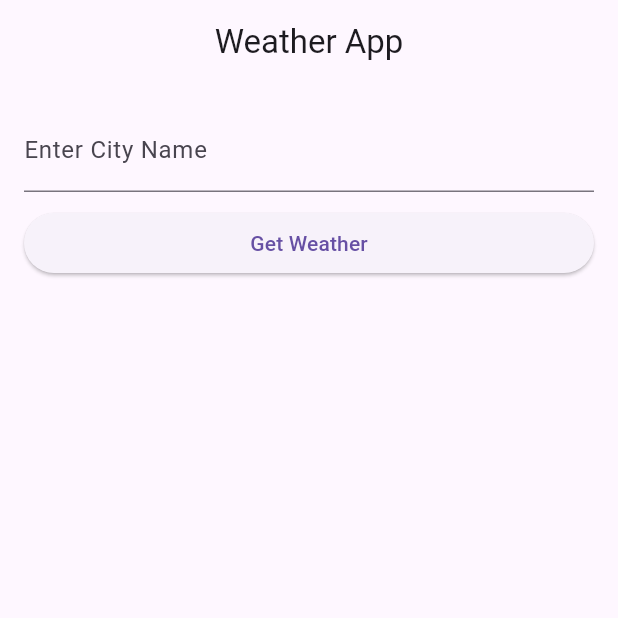
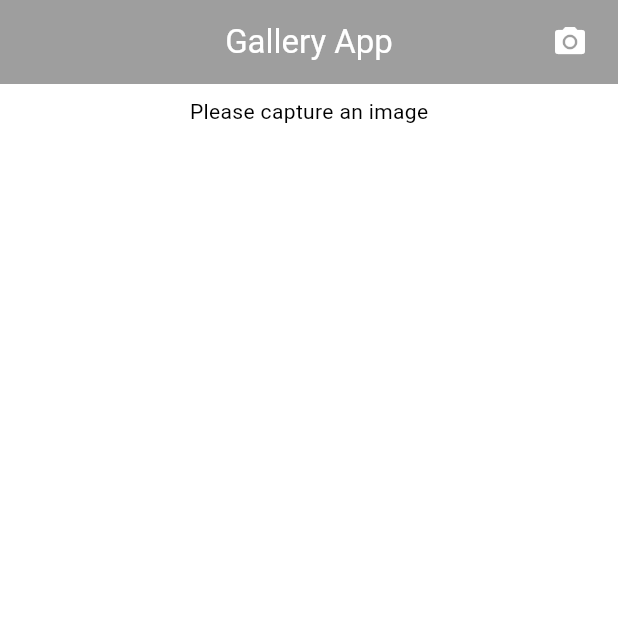
Before and after one commit to SreehariRajeevFSS/juniorstasks, a Flutter app: the screen it shows after launch, on a phone screen of 412 x 824 dp, the top half of it. Run offline on Flutter 3.47's test engine with Material 2 defaults, Android fonts, the phone set to English and light mode, and no system bars; our stand-ins replace firebase_core, get, image_picker, shared_preferences; accounts and stored records are empty.

Commit message:
task4 completed

```diff
--- a/lib/Weather/Weather_controller.dart
+++ /dev/null
@@ -1,39 +0,0 @@
-
-
-import 'package:flutter/material.dart';
-import 'package:get/get.dart';
-import 'package:dio/dio.dart';
-import 'dart:developer';
-
-class WeatherController extends GetxController {
-  RxBool isLoading = false.obs;
-  RxMap weatherData = {}.obs;
-
-  Future<void> fetchWeatherByCityName(String cityName,BuildContext context) async {
-    weatherData.clear();
-    isLoading.value = true;
-
-    final apiKey = '24dca1ed71101729fcd3cc49d9c9257b';
-    final apiUrl =
-        'https://api.openweathermap.org/data/2.5/weather?q=$cityName&appid=$apiKey';
-    print(apiUrl);
-    try {
-      final response = await Dio().get(apiUrl);
-      print(response.data);
-      if (response.statusCode == 200) {
-        weatherData.value = response.data;
-        Get.snackbar("Success", "Weather data fetched successfully");
-      } else {
-        Get.snackbar("Error", "Failed to fetch weather data");
-        print('Failed to fetch weather data');
-      }
-    } catch (e) {
-      ScaffoldMessenger.of(context).showSnackBar(SnackBar(content: Text('Please enter the correct city name'),backgroundColor: Colors.red,));
-      // Get.snackbar("Error", "Please enter the correct city name",
-      //     backgroundColor: Colors.red);
-      log('Error: $e');
-    } finally {
-      isLoading.value = false;
-    }
-  }
-}
--- a/lib/Weather/weather_screen.dart
+++ /dev/null
@@ -1,98 +0,0 @@
-import 'package:challenge/Weather/Weather_controller.dart';
-import 'package:flutter/material.dart';
-import 'package:get/get.dart';
-
-class WeatherPage extends StatelessWidget {
-  final WeatherController weatherController = Get.put(WeatherController());
-  final TextEditingController cityNameController = TextEditingController();
-  final GlobalKey<FormState> _formKey = GlobalKey<FormState>();
-  @override
-  Widget build(BuildContext context) {
-    return Scaffold(
-      appBar: AppBar(
-        centerTitle: true,
-        title: Text('Weather App'),
-      ),
-      body: Padding(
-        padding: EdgeInsets.all(16.0),
-        child: Form(
-          key: _formKey,
-          child: Column(
-            crossAxisAlignment: CrossAxisAlignment.stretch,
-            children: [
-              TextFormField(
-                validator: (value) {
-                  if (value!.isEmpty) {
-                    return 'Please enter a city name';
-                  }
-                  if (value.contains(' ')) {
-                    return 'Cant be empty';
-                  }
-                  return null;
-
-                },
-
-                controller: cityNameController,
-                decoration: InputDecoration(labelText: 'Enter City Name'),
-              ),
-
-              SizedBox(
-                height: 10,
-              ),
-              ElevatedButton(
-                onPressed: () {
-                  if (_formKey.currentState!.validate()) {
-
-                    final cityName =
-                        cityNameController.text.removeAllWhitespace;
-
-                    if (cityName.isNotEmpty) {
-                      weatherController.fetchWeatherByCityName(cityName,context);
-                    } else {
-
-                    }
-                  }
-                },
-                child: Text('Get Weather'),
-              ),
-
-              SizedBox(
-                height: 10,
-              ),
-              Obx(
-                () => weatherController.isLoading.value
-                    ? Center(child: CircularProgressIndicator())
-                    : WeatherInfoWidget(),
-              ),
-            ],
-          ),
-        ),
-      ),
-    );
-  }
-}
-
-class WeatherInfoWidget extends StatelessWidget {
-  final WeatherController weatherController = Get.find();
-
-  @override
-  Widget build(BuildContext context) {
-    final weatherData = weatherController.weatherData;
-
-    if (weatherData.isNotEmpty) {
-      return Column(
-        crossAxisAlignment: CrossAxisAlignment.stretch,
-        children: [
-          Text(
-              'Location: ${weatherData['name']}, ${weatherData['sys']['country']}'),
-          Text(
-              'Temperature: ${(weatherData['main']['temp'] - 273.15).toStringAsFixed(2)}°C'),
-          Text('Weather: ${weatherData['weather'][0]['description']}'),
-        ],
-      );
-    } else {
-      return SizedBox();
-      //return Text('Enter a valid city name to get weather data');
-    }
-  }
-}
--- a/lib/main.dart
+++ b/lib/main.dart
@@ -1,10 +1,8 @@
-
-import 'package:challenge/Weather/weather_screen.dart';
+import 'package:challenge/screen/gallery_screen.dart';
 
 import 'package:flutter/material.dart';
 import 'package:firebase_core/firebase_core.dart';
 import 'package:get/get.dart';
-
 
 void main() async {
   WidgetsFlutterBinding.ensureInitialized();
@@ -24,8 +22,8 @@ class MyApp extends StatelessWidget {
         useMaterial3: true,
       //  primarySwatch: Colors.blue
         ),
+      home: GalleryPage(),
 
-       home: WeatherPage(),
 
     );
   }
--- /dev/null
+++ b/lib/screen/gallery_screen.dart
@@ -0,0 +1,90 @@
+import 'dart:io';
+
+import 'package:challenge/controller/gallery_controller.dart';
+import 'package:flutter/material.dart';
+import 'package:get/get.dart';
+import 'package:image_picker/image_picker.dart';
+
+
+class GalleryPage extends StatelessWidget {
+  GalleryPage({super.key});
+
+  GalleryController galleryController = Get.put(GalleryController());
+
+  @override
+  Widget build(BuildContext context) {
+    return Scaffold(
+      backgroundColor: Colors.white,
+      appBar: AppBar(
+        backgroundColor: Colors.black38,
+        centerTitle: true,
+        title: Text(
+          'Gallery App',
+          style: TextStyle(color: Colors.white),
+        ),
+        actions: [
+          Padding(
+            padding: const EdgeInsets.all(8.0),
+            child: IconButton(
+              onPressed: () {
+                galleryController.getImage(ImageSource.camera);
+              },
+              icon: Icon(Icons.camera_alt, color: Colors.white),
+            ),
+          )
+        ],
+      ),
+      body: Padding(
+        padding: const EdgeInsets.all(8.0),
+        child: Obx(
+          () => Column(
+            crossAxisAlignment: CrossAxisAlignment.center,
+            children: [
+              Visibility(
+                visible: galleryController.myImageList.isEmpty,
+                child: Center(
+                  child: Text(
+                    'Please capture an image',
+                    style: TextStyle(color: Colors.black),
+                  ),
+                ),
+                replacement: Expanded(
+                  child: GridView.builder(
+                    gridDelegate: SliverGridDelegateWithFixedCrossAxisCount(
+                      crossAxisCount: 3,
+                      mainAxisSpacing: 10,
+                      crossAxisSpacing: 10,
+                    ),
+                    itemCount: galleryController.myImageList.length,
+                    itemBuilder: (context, index) {
+                      // final fileSize =galleryController.getFileSize(imagepath);
+                      final imagePath = galleryController.myImageList[index];
+                      return Container(
+                        decoration: BoxDecoration(
+                          image: DecorationImage(
+                            image: FileImage(
+                              File(imagePath),
+
+                            ),
+                            fit: BoxFit.cover
+                          ),
+                        ),
+                        alignment: Alignment.topRight,
+                        child: IconButton(
+                            onPressed: () {
+                              galleryController.deleteImage(imagePath);
+                            },
+                            icon: Icon(Icons.delete, color: Colors.white)),
+                      );
+                    },
+                  ),
+                ),
+              ),
+              SizedBox(height: 20),
+            ],
+          ),
+        ),
+      ),
+    );
+  }
+}
--- a/pubspec.yaml
+++ b/pubspec.yaml
@@ -40,8 +40,11 @@ dependencies:
   google_fonts: ^4.0.3
   firebase_core: ^2.15.1
   dio: ^5.3.2
+  cached_network_image: ^3.2.3
+  path_provider: ^2.1.0
+  shared_preferences: ^2.2.0
   http: ^1.1.0
-
+  image_picker: ^1.0.2
 dev_dependencies:
   flutter_test:
     sdk: flutter
```
Also changed, not shown: lib/controller/gallery_controller.dart (added, +64 -0 lines), lib/model/gallery_model.dart (added), pubspec.lock, 5 other files.
